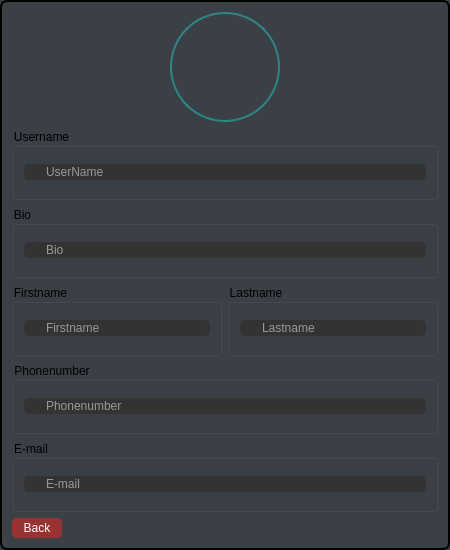
Before: the Qt Designer form Pulp-Fiction-LoginAndRegister/pvinfo.ui in AP-projects-4001/Pulp-Fiction, drawn with Qt 5.
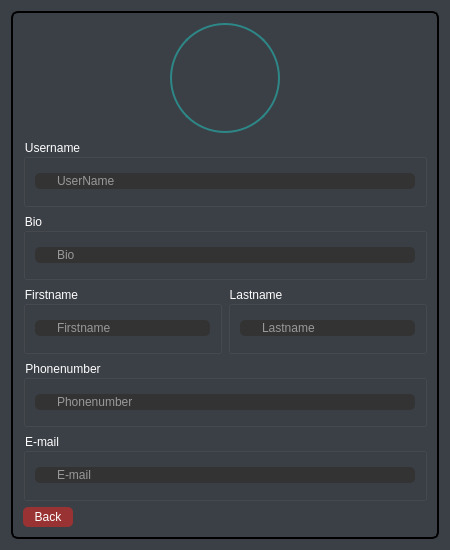
After: the same form once the commit is applied. Icons and pictures are not drawn.

Patch:
```diff
--- a/Pulp-Fiction-LoginAndRegister/pvinfo.ui
+++ b/Pulp-Fiction-LoginAndRegister/pvinfo.ui
@@ -28,21 +28,9 @@
   <property name="styleSheet">
    <string notr="true">background-color: rgb(59, 63, 70);</string>
   </property>
+  <layout class="QHBoxLayout" name="horizontalLayout">
+   <item>
   <widget class="QStackedWidget" name="winstack">
-   <property name="geometry">
-    <rect>
-     <x>0</x>
-     <y>0</y>
-     <width>450</width>
-     <height>550</height>
-    </rect>
-   </property>
-   <property name="minimumSize">
-    <size>
-     <width>450</width>
-     <height>550</height>
-    </size>
-   </property>
    <property name="styleSheet">
     <string notr="true">QStackedWidget#winstack {
 Padding: 1px;
@@ -138,6 +126,9 @@
        </item>
        <item>
         <widget class="QGroupBox" name="username">
+           <property name="styleSheet">
+            <string notr="true">color: #fefefe;</string>
+           </property>
          <property name="title">
           <string>Username</string>
          </property>
@@ -178,6 +169,9 @@
        </item>
        <item>
         <widget class="QGroupBox" name="bio">
+           <property name="styleSheet">
+            <string notr="true">color: #fefefe;</string>
+           </property>
          <property name="title">
           <string>Bio</string>
          </property>
@@ -220,6 +214,9 @@
         <layout class="QHBoxLayout" name="firstnameandlastname">
          <item>
           <widget class="QGroupBox" name="firstname">
+             <property name="styleSheet">
+              <string notr="true">color: #fefefe;</string>
+             </property>
            <property name="title">
             <string>Firstname</string>
            </property>
@@ -260,6 +257,9 @@
          </item>
          <item>
           <widget class="QGroupBox" name="lastname">
+             <property name="styleSheet">
+              <string notr="true">color: #fefefe;</string>
+             </property>
            <property name="title">
             <string>Lastname</string>
            </property>
@@ -302,6 +302,9 @@
        </item>
        <item>
         <widget class="QGroupBox" name="phonenumber">
+           <property name="styleSheet">
+            <string notr="true">color: #fefefe;</string>
+           </property>
          <property name="title">
           <string>Phonenumber</string>
          </property>
@@ -342,6 +345,9 @@
        </item>
        <item>
         <widget class="QGroupBox" name="email">
+           <property name="styleSheet">
+            <string notr="true">color: #fefefe;</string>
+           </property>
          <property name="title">
           <string>E-mail</string>
          </property>
@@ -433,6 +439,8 @@
     </layout>
    </widget>
   </widget>
+   </item>
+  </layout>
  </widget>
  <resources>
   <include location="elements.qrc"/>
```
Left out of the diff: 4 changed lines with no effect on the pictures. Lines whose indentation alone changed are shown as unchanged.
